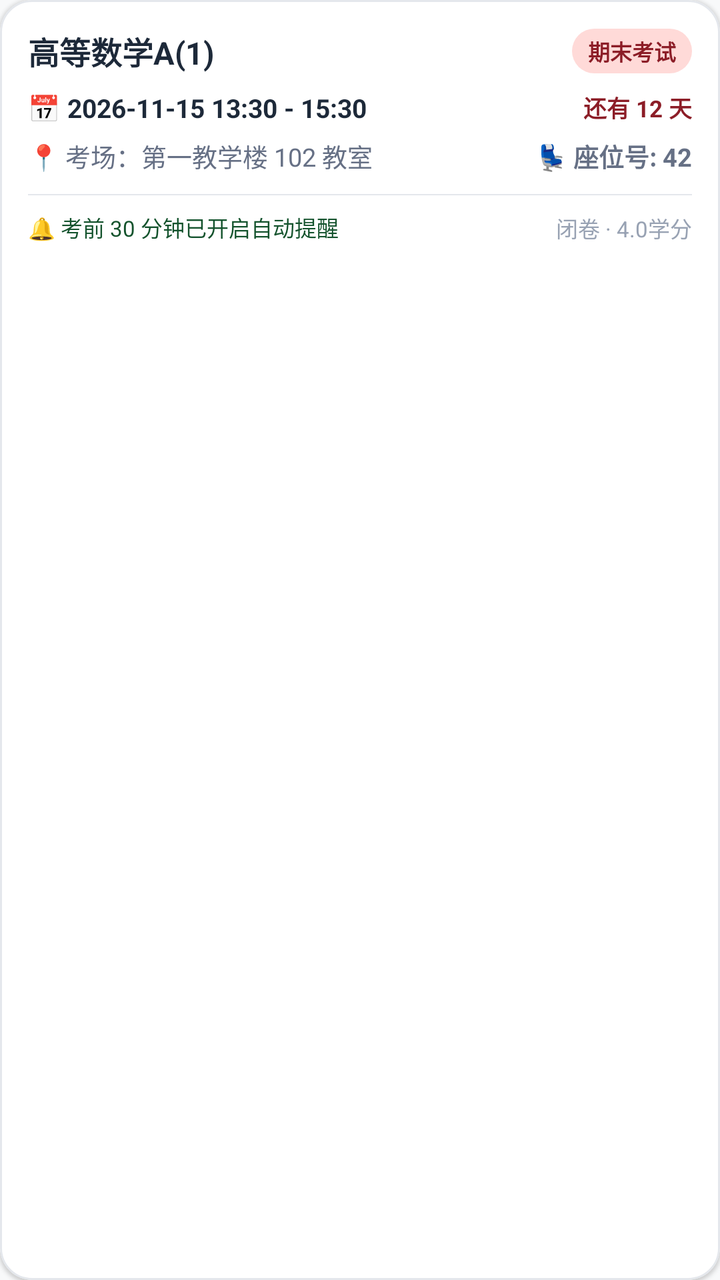
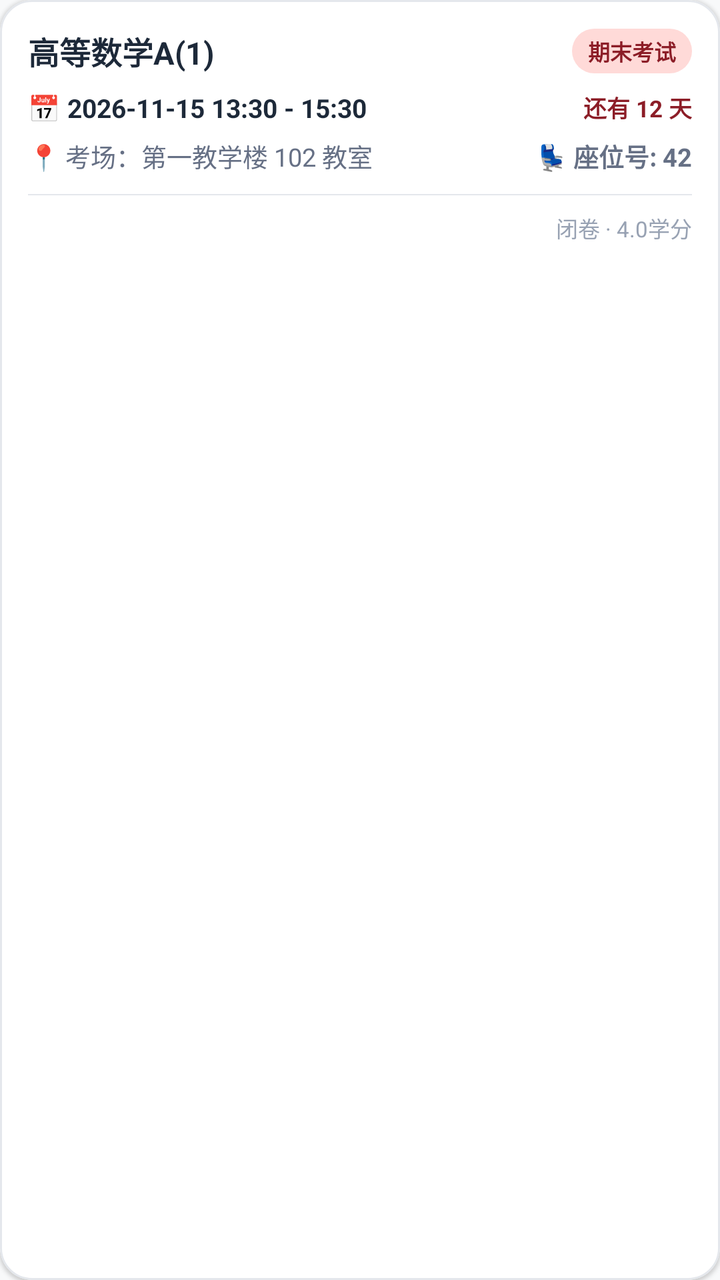

Before-and-after screenshots of an Android layout around one commit, followed by the original layout XML and the change that was made.
<!-- AndroidManifest.xml: application theme Theme.UsstJwgl -->
<!-- res/layout/item_exam_card.xml -->
<?xml version="1.0" encoding="utf-8"?>
<com.google.android.material.card.MaterialCardView xmlns:android="http://schemas.android.com/apk/res/android"
    xmlns:app="http://schemas.android.com/apk/res-auto"
    android:layout_width="match_parent"
    android:layout_height="wrap_content"
    android:layout_marginHorizontal="8dp"
    android:layout_marginVertical="6dp"
    app:cardBackgroundColor="@color/surface"
    app:cardCornerRadius="16dp"
    app:cardElevation="1dp"
    app:strokeColor="@color/border"
    app:strokeWidth="1dp">

    <LinearLayout
        android:layout_width="match_parent"
        android:layout_height="wrap_content"
        android:orientation="vertical"
        android:padding="14dp">

        
        <LinearLayout
            android:layout_width="match_parent"
            android:layout_height="wrap_content"
            android:orientation="horizontal"
            android:gravity="center_vertical">

            <TextView
                android:id="@+id/tvExamCourseName"
                android:layout_width="0dp"
                android:layout_height="wrap_content"
                android:layout_weight="1"
                android:text="高等数学A(1)"
                android:textColor="@color/text_primary"
                android:textSize="15.5sp"
                android:textStyle="bold" />

            <TextView
                android:id="@+id/tvExamNatureBadge"
                android:layout_width="wrap_content"
                android:layout_height="wrap_content"
                android:background="@drawable/badge_bg"
                android:paddingHorizontal="8dp"
                android:paddingVertical="3dp"
                android:text="期末考试"
                android:textColor="@color/badge_text"
                android:textSize="11sp"
                android:textStyle="bold" />
        </LinearLayout>

        
        <LinearLayout
            android:layout_width="match_parent"
            android:layout_height="wrap_content"
            android:layout_marginTop="8dp"
            android:orientation="horizontal"
            android:gravity="center_vertical">

            <TextView
                android:id="@+id/tvExamTime"
                android:layout_width="0dp"
                android:layout_height="wrap_content"
                android:layout_weight="1"
                android:text="📅 2026-11-15 13:30 - 15:30"
                android:textColor="@color/text_primary"
                android:textSize="13sp"
                android:textStyle="bold" />

            <TextView
                android:id="@+id/tvExamCountdown"
                android:layout_width="wrap_content"
                android:layout_height="wrap_content"
                android:text="还有 12 天"
                android:textColor="@color/primary"
                android:textSize="11.5sp"
                android:textStyle="bold" />
        </LinearLayout>

        
        <LinearLayout
            android:layout_width="match_parent"
            android:layout_height="wrap_content"
            android:layout_marginTop="6dp"
            android:orientation="horizontal"
            android:gravity="center_vertical">

            <TextView
                android:id="@+id/tvExamLocation"
                android:layout_width="0dp"
                android:layout_height="wrap_content"
                android:layout_weight="1"
                android:text="📍 考场：第一教学楼 102 教室"
                android:textColor="@color/text_secondary"
                android:textSize="12.5sp" />

            <TextView
                android:id="@+id/tvExamSeat"
                android:layout_width="wrap_content"
                android:layout_height="wrap_content"
                android:text="💺 座位号: 42"
                android:textColor="@color/text_secondary"
                android:textSize="12.5sp"
                android:textStyle="bold" />
        </LinearLayout>

        
        <View
            android:layout_width="match_parent"
            android:layout_height="0.8dp"
            android:layout_marginTop="10dp"
            android:layout_marginBottom="8dp"
            android:background="@color/border" />

        
        <LinearLayout
            android:layout_width="match_parent"
            android:layout_height="wrap_content"
            android:orientation="horizontal"
            android:gravity="center_vertical">

            <TextView
                android:id="@+id/tvExamReminderStatus"
                android:layout_width="0dp"
                android:layout_height="wrap_content"
                android:layout_weight="1"
                android:text="🔔 考前 30 分钟已开启自动提醒"
                android:textColor="@color/grade_green_text"
                android:textSize="11sp" />

            <TextView
                android:id="@+id/tvExamMethod"
                android:layout_width="wrap_content"
                android:layout_height="wrap_content"
                android:text="闭卷 · 4.0学分"
                android:textColor="@color/text_tertiary"
                android:textSize="11sp" />
        </LinearLayout>

    </LinearLayout>
</com.google.android.material.card.MaterialCardView>
<!-- resources referenced by this layout -->
<resources>
  <color name="badge_text">#8C1D27</color>
  <color name="border">#E4E7EC</color>
  <color name="grade_green_text">#14532D</color>
  <color name="primary">#8C1D27</color>
  <color name="surface">#FFFFFF</color>
  <color name="text_primary">#1D2939</color>
  <color name="text_secondary">#667085</color>
  <color name="text_tertiary">#98A2B3</color>
  <!-- drawable badge_bg (drawable) -->
  <?xml version="1.0" encoding="utf-8"?>
  <shape xmlns:android="http://schemas.android.com/apk/res/android"
      android:shape="rectangle">
      <corners android:radius="12dp" />
      <solid android:color="@color/badge_bg" />
  </shape>
  <style name="Theme.UsstJwgl" parent="Theme.Material3.DayNight.NoActionBar">
          <item name="colorPrimary">@color/primary</item>
          <item name="colorOnPrimary">@color/on_primary</item>
          <item name="colorPrimaryContainer">@color/primary_container</item>
          <item name="colorOnPrimaryContainer">@color/on_primary_container</item>
  
          <item name="colorSecondary">@color/secondary</item>
          <item name="colorSecondaryContainer">@color/secondary_container</item>
          <item name="colorOnSecondaryContainer">@color/on_secondary_container</item>
  
          <item name="android:statusBarColor">@android:color/transparent</item>
          <item name="android:windowLightStatusBar">true</item>
          <item name="android:navigationBarColor">@android:color/transparent</item>
          <item name="android:windowLightNavigationBar" tools:targetApi="o_mr1">true</item>
          <item name="android:windowBackground">@color/background</item>
  
          
          <item name="bottomNavigationStyle">@style/Widget.Material3.BottomNavigationView</item>
  
          
          <item name="materialCardViewStyle">@style/Widget.Material3.CardView.Outlined</item>
          <item name="android:forceDarkAllowed" tools:targetApi="q">false</item>
      </style>
  <color name="badge_bg">#FFDAD8</color>
  <color name="on_primary">#FFFFFF</color>
  <color name="primary_container">#FFDAD8</color>
  <color name="on_primary_container">#3B080E</color>
  <color name="secondary">#775654</color>
  <color name="secondary_container">#FFDAD7</color>
  <color name="on_secondary_container">#2C1514</color>
  <color name="background">#F8F9FA</color>
</resources>

<!-- the commit's change to res/layout/item_exam_card.xml (unified diff, before → after) -->
@@ -1,4 +1,5 @@
 <?xml version="1.0" encoding="utf-8"?>
+
 <com.google.android.material.card.MaterialCardView xmlns:android="http://schemas.android.com/apk/res/android"
     xmlns:app="http://schemas.android.com/apk/res-auto"
     android:layout_width="match_parent"
@@ -122,9 +123,14 @@
                 android:layout_width="0dp"
                 android:layout_height="wrap_content"
                 android:layout_weight="1"
-                android:text="🔔 考前 30 分钟已开启自动提醒"
+                android:visibility="gone"
                 android:textColor="@color/grade_green_text"
                 android:textSize="11sp" />
+
+            <View
+                android:layout_width="0dp"
+                android:layout_height="0dp"
+                android:layout_weight="1" />
 
             <TextView
                 android:id="@+id/tvExamMethod"
